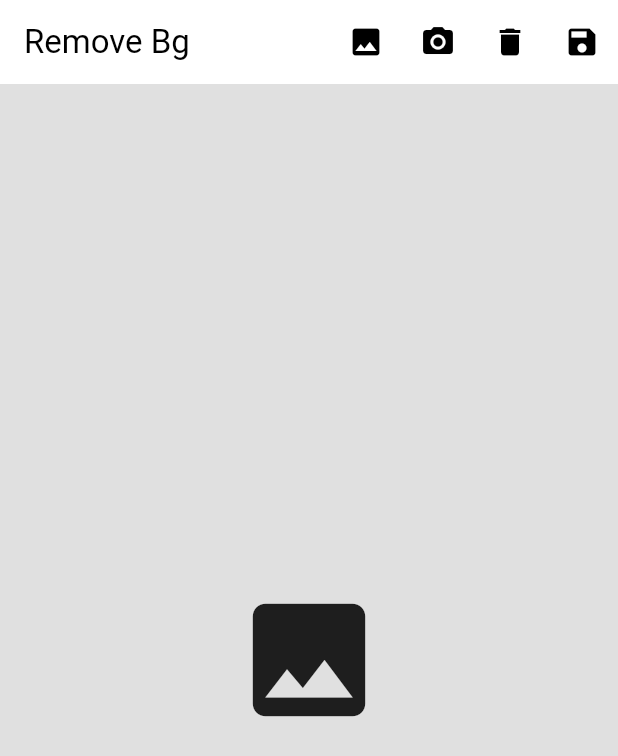
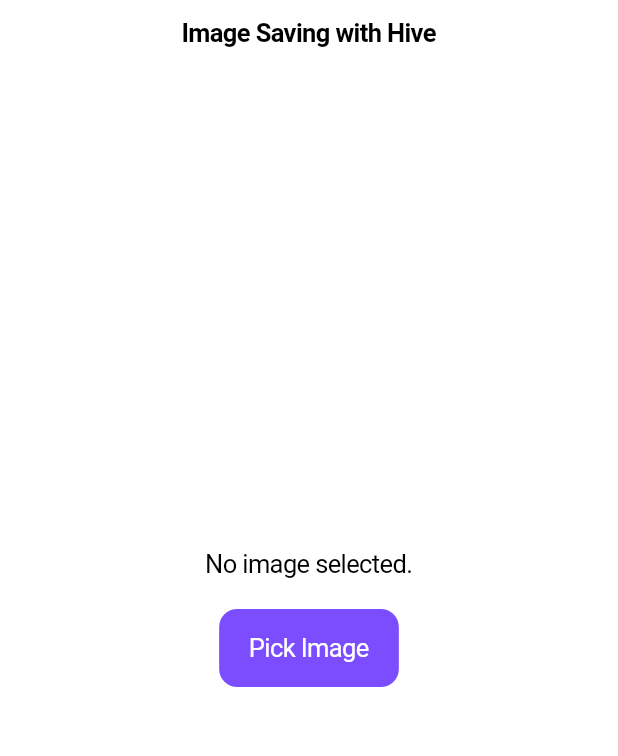
Before and after one commit to Nagi912003/Changing-Room, a Flutter app: the screen it shows after launch, on a phone screen of 412 x 824 dp. Shown: the top 756 px of the screen. Run offline on Flutter 3.47's test engine with Material 3 defaults, Android fonts, the phone set to English and light mode, and no system bars; our stand-ins replace camera, hive_flutter, image_picker; accounts and stored records are empty.

```diff
--- a/changing_room/lib/main.dart
+++ b/changing_room/lib/main.dart
@@ -31,120 +31,219 @@
 // }
 //
 
-import 'dart:typed_data';
+///----------------------------------------------------------------------------------------------------------------
+// import 'dart:typed_data';
+//
+// import 'package:flutter/material.dart';
+// import 'package:image_picker/image_picker.dart';
+// import './Business_Logic/remove_background.dart';
+// import 'package:screenshot/screenshot.dart';
+// import 'package:path_provider/path_provider.dart';
+// import 'package:permission_handler/permission_handler.dart';
+//
+// void main() {
+//   runApp(
+//     MaterialApp(
+//       debugShowCheckedModeBanner: false,
+//       theme: ThemeData(
+//         colorScheme: ColorScheme.fromSwatch(primarySwatch: Colors.deepPurple),
+//         useMaterial3: true,
+//       ),
+//       home: RemoveBackground(),
+//     ),
+//   );
+// }
+//
+// class RemoveBackground extends StatefulWidget {
+//   @override
+//   _RemoveBackgroundState createState() => new _RemoveBackgroundState();
+// }
+//
+// class _RemoveBackgroundState extends State<RemoveBackground> {
+//   Uint8List? imageFile;
+//
+//   String? imagePath;
+//
+//   ScreenshotController controller = ScreenshotController();
+//
+//   @override
+//   Widget build(BuildContext context) {
+//     return Scaffold(
+//         backgroundColor: Colors.grey[300],
+//         appBar: AppBar(
+//           title: const Text('Remove Bg'),
+//           actions: [
+//             IconButton(
+//                 onPressed: () {
+//                   getImage(ImageSource.gallery);
+//                 },
+//                 icon: const Icon(Icons.image)),
+//             IconButton(
+//                 onPressed: () {
+//                   getImage(ImageSource.camera);
+//                 },
+//                 icon: const Icon(Icons.camera_alt)),
+//             IconButton(
+//                 onPressed: () async {
+//                   imageFile = await ApiClient().removeBgApi(imagePath!);
+//                   setState(() {});
+//                 },
+//                 icon: const Icon(Icons.delete)),
+//             IconButton(
+//                 onPressed: () async {
+//                   saveImage();
+//                 },
+//                 icon: const Icon(Icons.save))
+//           ],
+//         ),
+//         body: Center(
+//           child: Column(
+//             mainAxisAlignment: MainAxisAlignment.center,
+//             children: [
+//               (imageFile != null)
+//                   ? Screenshot(
+//                       controller: controller,
+//                       child: Image.memory(
+//                         imageFile!,
+//                       ),
+//                     )
+//                   : Container(
+//                       width: 300,
+//                       height: 300,
+//                       color: Colors.grey[300]!,
+//                       child: const Icon(
+//                         Icons.image,
+//                         size: 100,
+//                       ),
+//                     ),
+//             ],
+//           ),
+//         ));
+//   }
+//
+//   void getImage(ImageSource source) async {
+//     try {
+//       final pickedImage = await ImagePicker().pickImage(source: source);
+//       if (pickedImage != null) {
+//         imagePath = pickedImage.path;
+//         imageFile = await pickedImage.readAsBytes();
+//         setState(() {});
+//       }
+//     } catch (e) {
+//       imageFile = null;
+//       setState(() {});
+//     }
+//   }
+//
+//   void saveImage() async {
+//     // Permission.storage.request();
+//     // bool isGranted = await Permission.storage.status.isGranted;
+//     // if (!isGranted) {
+//     //   isGranted = await Permission.storage.request().isGranted;
+//     // }
+//     //
+//     // if (isGranted) {
+//     //   String directory = (await getExternalStorageDirectory())!.path;
+//     //   String fileName =
+//     //       DateTime.now().microsecondsSinceEpoch.toString() + ".png";
+//     //   controller.captureAndSave(directory, fileName: fileName);
+//     // }
+//   }
+// }
 
+///----------------------------------------------------------------------------------------------------------------
+import 'package:changing_room/UI/screens/pick_image_screen/pick_image_screen.dart';
+import 'package:flutter/cupertino.dart';
 import 'package:flutter/material.dart';
+// import 'package:hive/hive.dart';
+import 'package:hive_flutter/hive_flutter.dart';
 import 'package:image_picker/image_picker.dart';
-import './Business_Logic/remove_background.dart';
-import 'package:screenshot/screenshot.dart';
 import 'package:path_provider/path_provider.dart';
-import 'package:permission_handler/permission_handler.dart';
+import 'package:camera/camera.dart';
+import 'dart:io';
 
-void main() {
-  runApp(
-    MaterialApp(
-      debugShowCheckedModeBanner: false,
-      theme: ThemeData(
-        colorScheme: ColorScheme.fromSwatch(primarySwatch: Colors.deepPurple),
-        useMaterial3: true,
-      ),
-      home: RemoveBackground(),
-    ),
-  );
+void main() async {
+  WidgetsFlutterBinding.ensureInitialized(); // Ensure initialization
+  await Hive.initFlutter(); // Initialize Hive
+  await Hive.openBox('imageBox'); // Open a Hive box named 'imageBox'
+  runApp(const MyApp());
 }
 
-class RemoveBackground extends StatefulWidget {
-  @override
-  _RemoveBackgroundState createState() => new _RemoveBackgroundState();
-}
-
-class _RemoveBackgroundState extends State<RemoveBackground> {
-  Uint8List? imageFile;
-
-  String? imagePath;
-
-  ScreenshotController controller = ScreenshotController();
+class MyApp extends StatelessWidget {
+  const MyApp({Key? key}) : super(key: key);
 
   @override
   Widget build(BuildContext context) {
-    return Scaffold(
-        backgroundColor: Colors.grey[300],
-        appBar: AppBar(
-          title: const Text('Remove Bg'),
-          actions: [
-            IconButton(
-                onPressed: () {
-                  getImage(ImageSource.gallery);
-                },
-                icon: const Icon(Icons.image)),
-            IconButton(
-                onPressed: () {
-                  getImage(ImageSource.camera);
-                },
-                icon: const Icon(Icons.camera_alt)),
-            IconButton(
-                onPressed: () async {
-                  imageFile = await ApiClient().removeBgApi(imagePath!);
-                  setState(() {});
-                },
-                icon: const Icon(Icons.delete)),
-            IconButton(
-                onPressed: () async {
-                  saveImage();
-                },
-                icon: const Icon(Icons.save))
+    return const CupertinoApp(
+      theme: CupertinoThemeData(
+        primaryColor: Colors.deepPurpleAccent,
+      ),
+      debugShowCheckedModeBanner: false,
+      title: 'Image Saving with Hive',
+      home: ImageSaver(),
+    );
+  }
+}
+
+class ImageSaver extends StatefulWidget {
+  const ImageSaver({Key? key}) : super(key: key);
+
+  @override
+  _ImageSaverState createState() => _ImageSaverState();
+}
+
+class _ImageSaverState extends State<ImageSaver> {
+  String? _imagePath;
+  // CameraController? _cameraController;
+
+  @override
+  void initState() {
+    super.initState();
+    // _initCamera();
+    _loadImageFromHive();
+  }
+
+  // Future<void> _initCamera() async {
+  //   final cameras = await availableCameras();
+  //   final firstCamera = cameras.first;
+  //   _cameraController = CameraController(firstCamera, ResolutionPreset.medium);
+  //   await _cameraController?.initialize();
+  //   setState(() {});
+  // }
+
+  Future<void> _loadImageFromHive() async {
+    var box = await Hive.openBox('imageBox');
+    setState(() {
+      _imagePath = box.get('imagePath');
+    });
+  }
+
+  @override
+  Widget build(BuildContext context) {
+    return CupertinoPageScaffold(
+      navigationBar: const CupertinoNavigationBar(
+        // backgroundColor: Colors.transparent,
+        middle: Text('Image Saving with Hive'),
+      ),
+      child: Center(
+        child: Column(
+          mainAxisAlignment: MainAxisAlignment.center,
+          children: [
+            _imagePath != null
+                ? Image.file(File(_imagePath!))
+                : const Text('No image selected.'),
+            const SizedBox(height: 20),
+            CupertinoButton.filled(
+              onPressed: () => Navigator.of(context).push(
+                MaterialPageRoute(
+                  builder: (context) => const PickImageScreen(),
+                ),
+              ),
+              child: const Text('Pick Image'),
+            ),
           ],
         ),
-        body: Center(
-          child: Column(
-            mainAxisAlignment: MainAxisAlignment.center,
-            children: [
-              (imageFile != null)
-                  ? Screenshot(
-                      controller: controller,
-                      child: Image.memory(
-                        imageFile!,
-                      ),
-                    )
-                  : Container(
-                      width: 300,
-                      height: 300,
-                      color: Colors.grey[300]!,
-                      child: const Icon(
-                        Icons.image,
-                        size: 100,
-                      ),
-                    ),
-            ],
-          ),
-        ));
-  }
-
-  void getImage(ImageSource source) async {
-    try {
-      final pickedImage = await ImagePicker().pickImage(source: source);
-      if (pickedImage != null) {
-        imagePath = pickedImage.path;
-        imageFile = await pickedImage.readAsBytes();
-        setState(() {});
-      }
-    } catch (e) {
-      imageFile = null;
-      setState(() {});
-    }
-  }
-
-  void saveImage() async {
-    bool isGranted = await Permission.storage.status.isGranted;
-    if (!isGranted) {
-      isGranted = await Permission.storage.request().isGranted;
-    }
-
-    if (isGranted) {
-      String directory = (await getExternalStorageDirectory())!.path;
-      String fileName =
-          DateTime.now().microsecondsSinceEpoch.toString() + ".png";
-      controller.captureAndSave(directory, fileName: fileName);
-    }
+      ),
+    );
   }
 }
--- a/changing_room/pubspec.yaml
+++ b/changing_room/pubspec.yaml
@@ -43,6 +43,8 @@
   http: ^1.1.0
   screenshot: ^2.1.0
   permission_handler: ^11.0.1
+  hive: ^2.2.3
+  hive_flutter: ^1.1.0
 
 dev_dependencies:
   flutter_test:
```
Also changed, not shown: changing_room/lib/UI/screens/pick_image_screen/pick_image_screen.dart (+104 -65 lines), changing_room/pubspec.lock.
